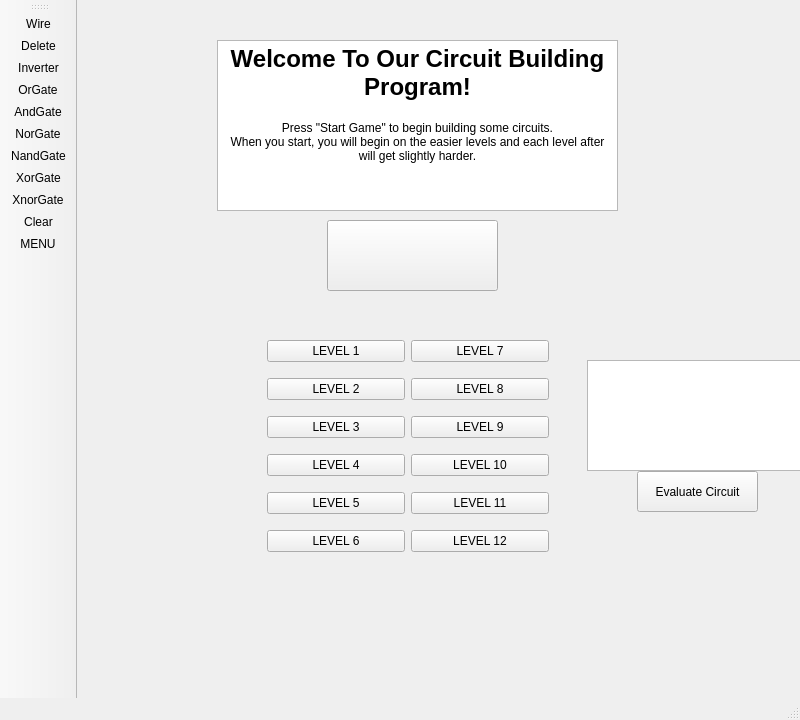
lilzooty/IzziLab, file CircuitBuilder/mainwindow.ui: the form before one commit.
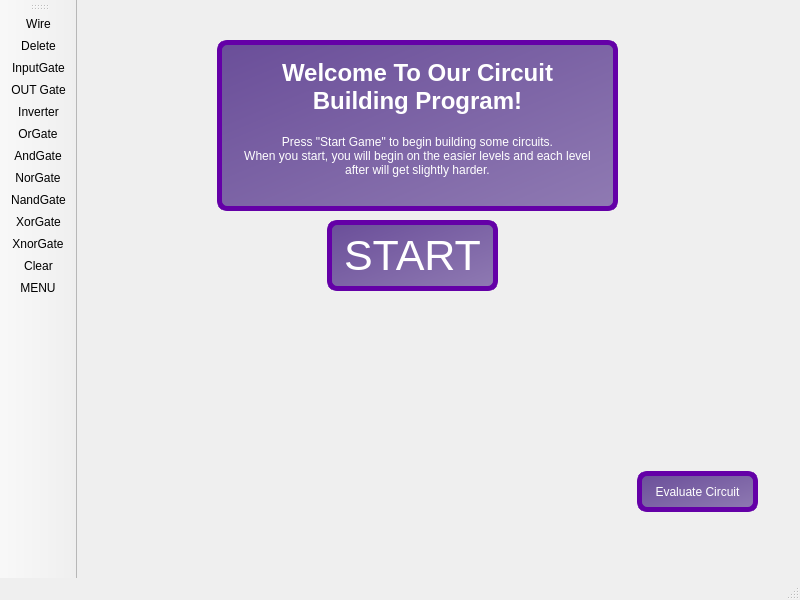
The form after the commit. Icons and pictures are not drawn.

Commit message: got rid of 'levels' and 'truth tables' can now add input and output gate

```diff
--- a/CircuitBuilder/mainwindow.ui
+++ b/CircuitBuilder/mainwindow.ui
@@ -7,7 +7,7 @@
     <x>0</x>
     <y>0</y>
     <width>800</width>
-    <height>720</height>
+    <height>600</height>
    </rect>
   </property>
   <property name="windowTitle">
@@ -23,12 +23,33 @@
       <height>71</height>
      </rect>
     </property>
+    <property name="font">
+     <font>
+      <pointsize>32</pointsize>
+     </font>
+    </property>
+    <property name="styleSheet">
+     <string notr="true">QPushButton {
+	border-style: solid;
+	border-width:5px;
+	border-radius:10px;
+	border-color:rgb(100, 0, 167);
+	padding: 10 10 10 10;
+	background-color:qlineargradient(spread:pad, x1:4, y1:4, x1:4, y1:4, stop:0 rgb(255, 255, 255), stop:1 rgb(106, 78, 153));
+	color:white;
+}
+
+QPushButton:hover {
+	background-color: rgba(50, 50, 70, 170);
+	border: 5px solid white;
+}
+QPushButton:pressed {
+	background-color: rgba(35, 35, 55, 160);
+	border: 5px solid rgba(60, 80, 255, 120);
+}</string>
+    </property>
     <property name="text">
-     <string/>
-    </property>
-    <property name="icon">
-     <iconset resource="rsc.qrc">
-      <normaloff>:/BACKGROUND/StartButton.png</normaloff>:/BACKGROUND/StartButton.png</iconset>
+     <string>START</string>
     </property>
     <property name="iconSize">
      <size>
@@ -46,6 +67,19 @@
       <height>171</height>
      </rect>
     </property>
+    <property name="styleSheet">
+     <string notr="true">QTextEdit{
+	border-style: solid;
+	border-width:5px;
+	border-radius:10px;
+	border-color:rgb(100, 0, 167);
+	padding: 10 10 10 10;
+	background-color:qlineargradient(spread:pad, x1:4, y1:4, x1:4, y1:4, stop:0 rgb(255, 255, 255), stop:1 rgb(106, 78, 153));
+	color:white;
+}
+
+</string>
+    </property>
     <property name="html">
      <string>&lt;!DOCTYPE HTML PUBLIC &quot;-//W3C//DTD HTML 4.0//EN&quot; &quot;http://www.w3.org/TR/REC-html40/strict.dtd&quot;&gt;
 &lt;html&gt;&lt;head&gt;&lt;meta name=&quot;qrichtext&quot; content=&quot;1&quot; /&gt;&lt;meta charset=&quot;utf-8&quot; /&gt;&lt;style type=&quot;text/css&quot;&gt;
@@ -66,132 +100,30 @@
       <height>41</height>
      </rect>
     </property>
+    <property name="styleSheet">
+     <string notr="true">QPushButton{
+	border-style: solid;
+	border-width:5px;
+	border-radius:10px;
+	border-color:rgb(100, 0, 167);
+	padding: 10 10 10 10;
+	background-color:qlineargradient(spread:pad, x1:4, y1:4, x1:4, y1:4, stop:0 rgb(255, 255, 255), stop:1 rgb(106, 78, 153));
+	color:white;
+}
+
+QPushButton:hover {
+	background-color: rgba(50, 50, 70, 170);
+	border: 5px solid white;
+}
+QPushButton:pressed {
+	background-color: rgba(35, 35, 55, 160);
+	border: 5px solid rgba(60, 80, 255, 120);
+}</string>
+    </property>
     <property name="text">
      <string>Evaluate Circuit</string>
     </property>
    </widget>
-   <widget class="QTableWidget" name="previewTableWidget">
-    <property name="geometry">
-     <rect>
-      <x>510</x>
-      <y>360</y>
-      <width>221</width>
-      <height>111</height>
-     </rect>
-    </property>
-   </widget>
-   <widget class="QLabel" name="tipDescription">
-    <property name="geometry">
-     <rect>
-      <x>542</x>
-      <y>9</y>
-      <width>191</width>
-      <height>71</height>
-     </rect>
-    </property>
-    <property name="text">
-     <string/>
-    </property>
-    <property name="alignment">
-     <set>Qt::AlignmentFlag::AlignCenter</set>
-    </property>
-   </widget>
-   <widget class="QWidget" name="gridLayoutWidget">
-    <property name="geometry">
-     <rect>
-      <x>190</x>
-      <y>330</y>
-      <width>282</width>
-      <height>236</height>
-     </rect>
-    </property>
-    <layout class="QGridLayout" name="LevelsGrid">
-     <item row="1" column="1">
-      <widget class="QPushButton" name="ButtonLevel8">
-       <property name="text">
-        <string>LEVEL 8</string>
-       </property>
-      </widget>
-     </item>
-     <item row="5" column="1">
-      <widget class="QPushButton" name="ButtonLevel12">
-       <property name="text">
-        <string>LEVEL 12</string>
-       </property>
-      </widget>
-     </item>
-     <item row="3" column="1">
-      <widget class="QPushButton" name="ButtonLevel10">
-       <property name="text">
-        <string>LEVEL 10</string>
-       </property>
-      </widget>
-     </item>
-     <item row="2" column="1">
-      <widget class="QPushButton" name="ButtonLevel9">
-       <property name="text">
-        <string>LEVEL 9</string>
-       </property>
-      </widget>
-     </item>
-     <item row="4" column="1">
-      <widget class="QPushButton" name="ButtonLevel11">
-       <property name="text">
-        <string>LEVEL 11</string>
-       </property>
-      </widget>
-     </item>
-     <item row="0" column="1">
-      <widget class="QPushButton" name="ButtonLevel7">
-       <property name="text">
-        <string>LEVEL 7</string>
-       </property>
-      </widget>
-     </item>
-     <item row="0" column="0">
-      <widget class="QPushButton" name="ButtonLevel1">
-       <property name="text">
-        <string>LEVEL 1</string>
-       </property>
-      </widget>
-     </item>
-     <item row="1" column="0">
-      <widget class="QPushButton" name="ButtonLevel2">
-       <property name="text">
-        <string>LEVEL 2</string>
-       </property>
-      </widget>
-     </item>
-     <item row="2" column="0">
-      <widget class="QPushButton" name="ButtonLevel3">
-       <property name="text">
-        <string>LEVEL 3</string>
-       </property>
-      </widget>
-     </item>
-     <item row="3" column="0">
-      <widget class="QPushButton" name="ButtonLevel4">
-       <property name="text">
-        <string>LEVEL 4</string>
-       </property>
-      </widget>
-     </item>
-     <item row="4" column="0">
-      <widget class="QPushButton" name="ButtonLevel5">
-       <property name="text">
-        <string>LEVEL 5</string>
-       </property>
-      </widget>
-     </item>
-     <item row="5" column="0">
-      <widget class="QPushButton" name="ButtonLevel6">
-       <property name="text">
-        <string>LEVEL 6</string>
-       </property>
-      </widget>
-     </item>
-    </layout>
-   </widget>
   </widget>
   <widget class="QMenuBar" name="menubar">
    <property name="geometry">
@@ -216,6 +148,8 @@
    </attribute>
    <addaction name="actionWire"/>
    <addaction name="actionDelete"/>
+   <addaction name="actionInputGate"/>
+   <addaction name="actionOutputGate"/>
    <addaction name="actionInverter"/>
    <addaction name="actionOrGate"/>
    <addaction name="actionAndGate"/>
@@ -363,6 +297,20 @@
     <enum>QAction::MenuRole::NoRole</enum>
    </property>
   </action>
+  <action name="actionOutputGate">
+   <property name="enabled">
+    <bool>true</bool>
+   </property>
+   <property name="icon">
+    <iconset theme="QIcon::ThemeIcon::MediaPlaybackStop"/>
+   </property>
+   <property name="text">
+    <string>OUT Gate</string>
+   </property>
+   <property name="menuRole">
+    <enum>QAction::MenuRole::NoRole</enum>
+   </property>
+  </action>
  </widget>
  <resources>
   <include location="rsc.qrc"/>
```
Left out of the diff: 9 changed lines with no effect on the pictures. The commit also changes 6 other files.
